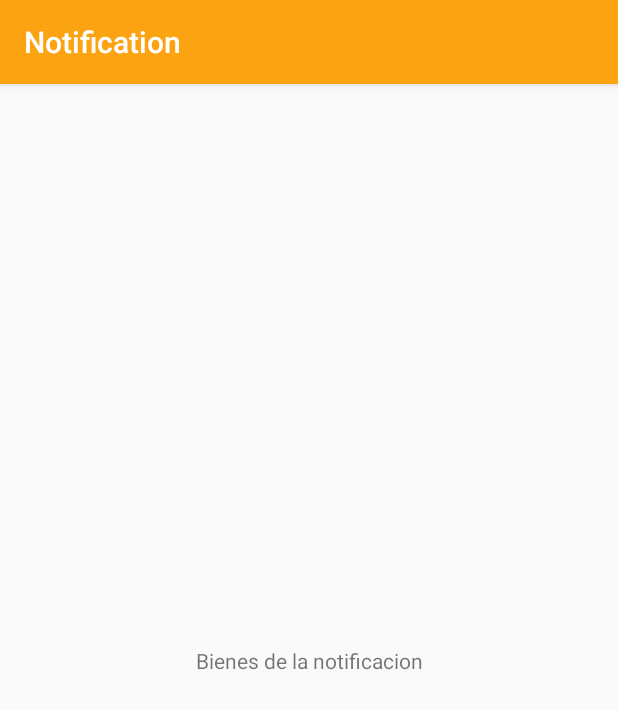
After one commit to Pepeluisasecas/Notificaciones, an Android app: the NotificationActivity screen opened directly, with no data from a screen before it, on a phone screen of 412 x 824 dp. The commit adds this screen. Shown: the top 709 px of the screen. Run offline under Robolectric (Android 15) with nearby library versions, the phone set to English and light mode, and no system bars.

Commit message:
las notificaciones son interactuables

```diff
--- a/app/src/main/AndroidManifest.xml
+++ b/app/src/main/AndroidManifest.xml
@@ -9,6 +9,8 @@
         android:roundIcon="@mipmap/ic_launcher_round"
         android:supportsRtl="true"
         android:theme="@style/AppTheme">
+        <activity android:name=".NotificationActivity" android:taskAffinity="" android:excludeFromRecents="true">
+        </activity>
         <activity android:name=".MainActivity">
             <intent-filter>
                 <action android:name="android.intent.action.MAIN" />
--- /dev/null
+++ b/app/src/main/java/com/example/notification/NotificationActivity.java
@@ -0,0 +1,14 @@
+package com.example.notification;
+
+import androidx.appcompat.app.AppCompatActivity;
+
+import android.os.Bundle;
+
+public class NotificationActivity extends AppCompatActivity {
+
+    @Override
+    protected void onCreate(Bundle savedInstanceState) {
+        super.onCreate(savedInstanceState);
+        setContentView(R.layout.activity_notification);
+    }
+}
--- /dev/null
+++ b/app/src/main/res/layout/activity_notification.xml
@@ -0,0 +1,18 @@
+<?xml version="1.0" encoding="utf-8"?>
+<androidx.constraintlayout.widget.ConstraintLayout xmlns:android="http://schemas.android.com/apk/res/android"
+    xmlns:app="http://schemas.android.com/apk/res-auto"
+    xmlns:tools="http://schemas.android.com/tools"
+    android:layout_width="match_parent"
+    android:layout_height="match_parent"
+    tools:context=".NotificationActivity">
+
+    <TextView
+        android:id="@+id/textView2"
+        android:layout_width="wrap_content"
+        android:layout_height="wrap_content"
+        android:text="Bienes de la notificacion"
+        app:layout_constraintBottom_toBottomOf="parent"
+        app:layout_constraintEnd_toEndOf="parent"
+        app:layout_constraintStart_toStartOf="parent"
+        app:layout_constraintTop_toTopOf="parent" />
+</androidx.constraintlayout.widget.ConstraintLayout>
--- a/app/src/main/res/values/styles.xml
+++ b/app/src/main/res/values/styles.xml
@@ -2,9 +2,9 @@
     <!-- Base application theme. -->
     <style name="AppTheme" parent="Theme.AppCompat.Light.DarkActionBar">
         <!-- Customize your theme here. -->
-        <item name="colorPrimary">@color/colorPrimary</item>
-        <item name="colorPrimaryDark">@color/colorPrimaryDark</item>
-        <item name="colorAccent">@color/colorAccent</item>
+        <item name="colorPrimary">@color/primaryColor</item>
+        <item name="colorPrimaryDark">@color/primaryColor</item>
+        <item name="colorAccent">@color/primaryColor</item>
     </style>
 
 </resources>
```
Also changed, not shown: app/src/main/java/com/example/notification/MainActivity.java (+13 -1 lines), app/src/main/res/drawable/notification_icon.xml (added, +69 -0 lines), app/src/main/res/values/colors.xml (+37 -3 lines), app/src/main/res/drawable/notification_icon.jpeg (deleted).
